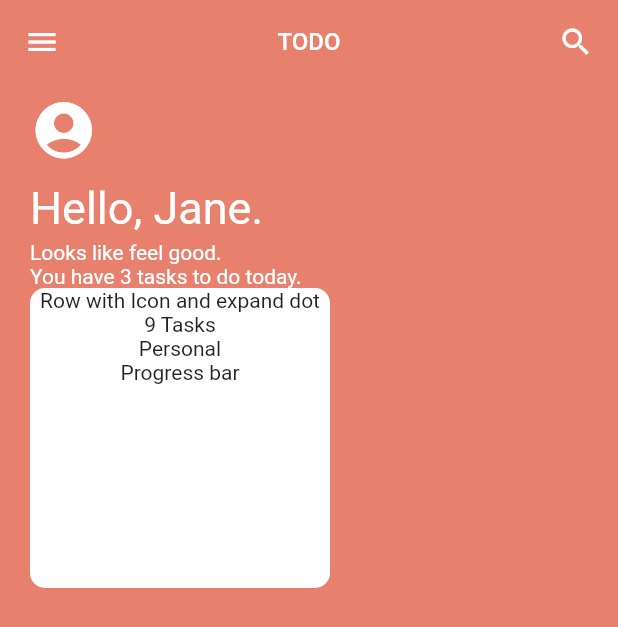
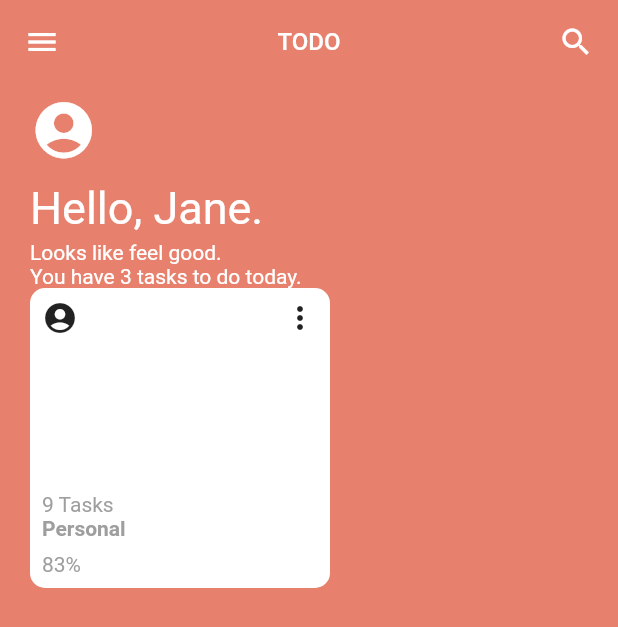
Before and after one commit to SonQBChau/todo_app_ui, a Flutter app: the screen it shows after launch, on a phone screen of 412 x 824 dp. Shown: the top 627 px of the screen. Run offline on Flutter 3.47's test engine with Material 2 defaults, Android fonts, the phone set to English and light mode, and no system bars.

Commit message:
add card

```diff
--- /dev/null
+++ b/lib/cart_item_model.dart
@@ -0,0 +1,12 @@
+import 'package:flutter/material.dart';
+
+class CardItemModel {
+
+  String cardTitle;
+  IconData icon;
+  int tasksRemaining;
+  double taskCompletion;
+
+  CardItemModel(this.cardTitle, this.icon, this.tasksRemaining, this.taskCompletion);
+
+}
--- a/lib/todo_card.dart
+++ b/lib/todo_card.dart
@@ -1,6 +1,44 @@
 import 'package:flutter/material.dart';
 
 class TodoCard extends StatelessWidget {
+  final taskCountSection = Container(
+    padding: EdgeInsets.only(left: 8,),
+    child: Text('9 Tasks', style: TextStyle(color: Colors.grey[500]),),
+  );
+  final taskTypeSection = Container(
+    padding: EdgeInsets.only(left:8),
+    child: Text('Personal', style: TextStyle(fontSize: 14, fontWeight: FontWeight.bold, color: Colors.grey),),
+  );
+  final headerSection = Expanded(
+    child : Container(
+      padding: EdgeInsets.all(8),
+      child: Row(
+        children: <Widget>[
+          Expanded(
+            child: Align(
+              alignment: Alignment.topLeft,
+              child: Icon(Icons.account_circle),
+            ),
+          ),
+          Align(
+            alignment: Alignment.topCenter,
+            child:  Icon(Icons.more_vert),
+          ),
+
+        ],
+      ),
+    ),
+  );
+
+  final bottomSection = Container(
+    padding: EdgeInsets.all(8),
+    child: Row(
+      children: <Widget>[
+        Text('83%', style: TextStyle(color: Colors.grey[500]),),
+      ],
+    ),
+  );
+
 
 
   @override
@@ -13,11 +51,12 @@ class TodoCard extends StatelessWidget {
         borderRadius: BorderRadius.circular(10),
       ),
       child: Column(
+        crossAxisAlignment: CrossAxisAlignment.start,
         children: <Widget>[
-          Text('Row with Icon and expand dot'),
-          Text('9 Tasks'),
-          Text('Personal'),
-          Text('Progress bar'),
+          headerSection,
+          taskCountSection,
+          taskTypeSection,
+          bottomSection,
         ],
       ),
     );
```
